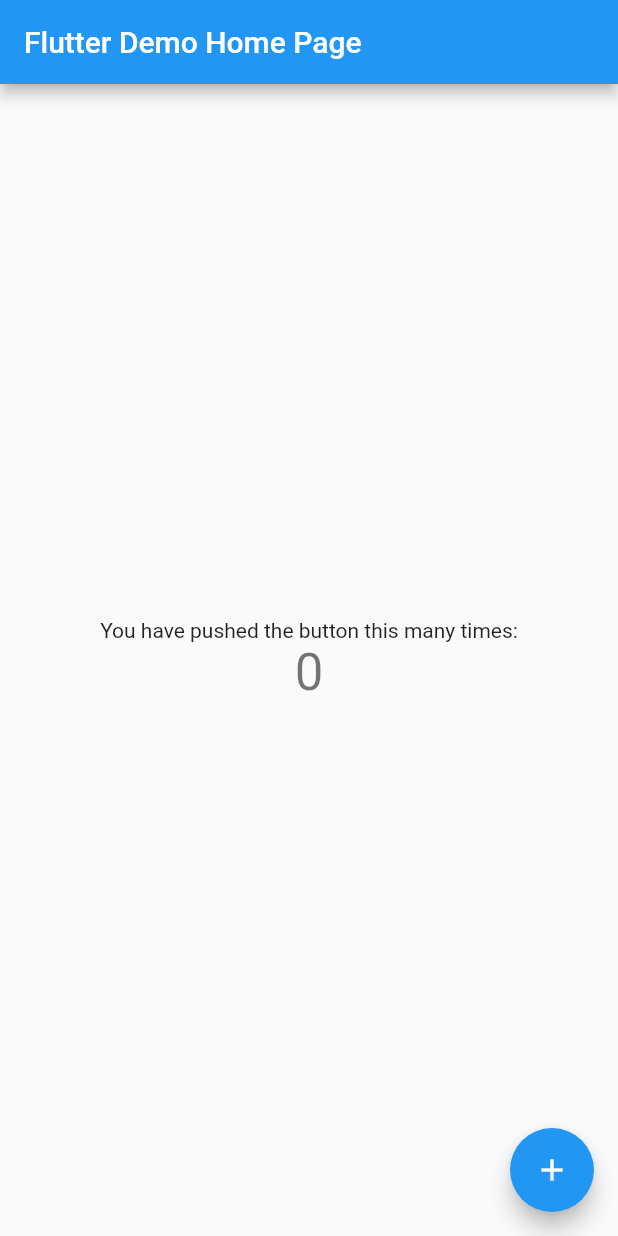
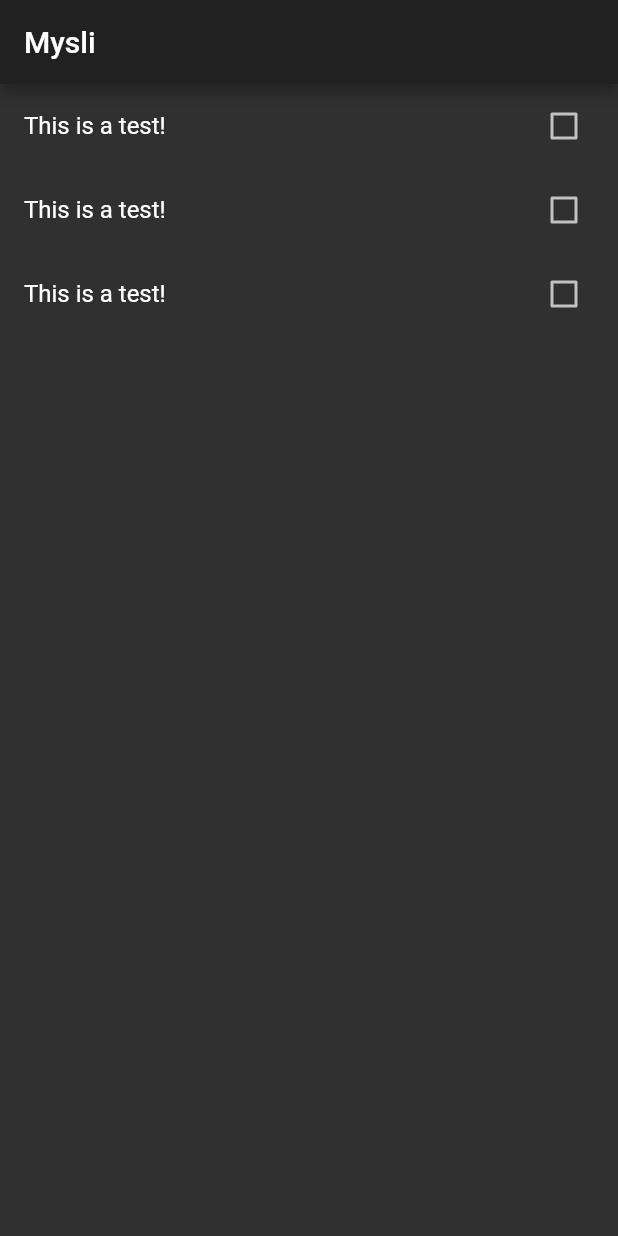
Before and after one commit to Steellow/mysli-flutter, a Flutter app: the screen it shows after launch, on a phone screen of 412 x 824 dp. Run offline on Flutter 3.47's test engine with Material 2 defaults, Android fonts, the phone set to English and light mode, and no system bars.

Commit message:
Hardcore MVP ui

```diff
--- a/lib/main.dart
+++ b/lib/main.dart
@@ -1,113 +1,21 @@
 import 'package:flutter/material.dart';
+import 'package:mysli/ui/screens/home_screen/home_page.dart';
 
 void main() {
   runApp(MyApp());
 }
 
 class MyApp extends StatelessWidget {
-  // This widget is the root of your application.
   @override
   Widget build(BuildContext context) {
     return MaterialApp(
-      title: 'Flutter Demo',
+      title: 'Mysli',
       theme: ThemeData(
-        // This is the theme of your application.
-        //
-        // Try running your application with "flutter run". You'll see the
-        // application has a blue toolbar. Then, without quitting the app, try
-        // changing the primarySwatch below to Colors.green and then invoke
-        // "hot reload" (press "r" in the console where you ran "flutter run",
-        // or simply save your changes to "hot reload" in a Flutter IDE).
-        // Notice that the counter didn't reset back to zero; the application
-        // is not restarted.
-        primarySwatch: Colors.blue,
+        primarySwatch: Colors.red,
+        brightness: Brightness.dark,
       ),
-      home: MyHomePage(title: 'Flutter Demo Home Page'),
+      themeMode: ThemeMode.dark,
+      home: HomePage(),
     );
   }
 }
-
-class MyHomePage extends StatefulWidget {
-  MyHomePage({Key key, this.title}) : super(key: key);
-
-  // This widget is the home page of your application. It is stateful, meaning
-  // that it has a State object (defined below) that contains fields that affect
-  // how it looks.
-
-  // This class is the configuration for the state. It holds the values (in this
-  // case the title) provided by the parent (in this case the App widget) and
-  // used by the build method of the State. Fields in a Widget subclass are
-  // always marked "final".
-
-  final String title;
-
-  @override
-  _MyHomePageState createState() => _MyHomePageState();
-}
-
-class _MyHomePageState extends State<MyHomePage> {
-  int _counter = 0;
-
-  void _incrementCounter() {
-    setState(() {
-      // This call to setState tells the Flutter framework that something has
-      // changed in this State, which causes it to rerun the build method below
-      // so that the display can reflect the updated values. If we changed
-      // _counter without calling setState(), then the build method would not be
-      // called again, and so nothing would appear to happen.
-      _counter++;
-    });
-  }
-
-  @override
-  Widget build(BuildContext context) {
-    // This method is rerun every time setState is called, for instance as done
-    // by the _incrementCounter method above.
-    //
-    // The Flutter framework has been optimized to make rerunning build methods
-    // fast, so that you can just rebuild anything that needs updating rather
-    // than having to individually change instances of widgets.
-    return Scaffold(
-      appBar: AppBar(
-        // Here we take the value from the MyHomePage object that was created by
-        // the App.build method, and use it to set our appbar title.
-        title: Text(widget.title),
-      ),
-      body: Center(
-        // Center is a layout widget. It takes a single child and positions it
-        // in the middle of the parent.
-        child: Column(
-          // Column is also a layout widget. It takes a list of children and
-          // arranges them vertically. By default, it sizes itself to fit its
-          // children horizontally, and tries to be as tall as its parent.
-          //
-          // Invoke "debug painting" (press "p" in the console, choose the
-          // "Toggle Debug Paint" action from the Flutter Inspector in Android
-          // Studio, or the "Toggle Debug Paint" command in Visual Studio Code)
-          // to see the wireframe for each widget.
-          //
-          // Column has various properties to control how it sizes itself and
-          // how it positions its children. Here we use mainAxisAlignment to
-          // center the children vertically; the main axis here is the vertical
-          // axis because Columns are vertical (the cross axis would be
-          // horizontal).
-          mainAxisAlignment: MainAxisAlignment.center,
-          children: <Widget>[
-            Text(
-              'You have pushed the button this many times:',
-            ),
-            Text(
-              '$_counter',
-              style: Theme.of(context).textTheme.headline4,
-            ),
-          ],
-        ),
-      ),
-      floatingActionButton: FloatingActionButton(
-        onPressed: _incrementCounter,
-        tooltip: 'Increment',
-        child: Icon(Icons.add),
-      ), // This trailing comma makes auto-formatting nicer for build methods.
-    );
-  }
-}
--- /dev/null
+++ b/lib/ui/screens/home_screen/home_page.dart
@@ -0,0 +1,20 @@
+import 'package:flutter/material.dart';
+import 'package:mysli/ui/screens/home_screen/list_view_item.dart';
+
+class HomePage extends StatelessWidget {
+  @override
+  Widget build(BuildContext context) {
+    return Scaffold(
+      appBar: AppBar(
+        title: Text("Mysli"),
+      ),
+      body: ListView(
+        children: [
+          ListViewItem(),
+          ListViewItem(),
+          ListViewItem(),
+        ],
+      ),
+    );
+  }
+}
--- /dev/null
+++ b/lib/ui/screens/home_screen/list_view_item.dart
@@ -0,0 +1,23 @@
+import 'package:flutter/material.dart';
+
+class ListViewItem extends StatefulWidget {
+  @override
+  _ListViewItemState createState() => _ListViewItemState();
+}
+
+class _ListViewItemState extends State<ListViewItem> {
+  bool _isSelected = false;
+
+  @override
+  Widget build(BuildContext context) {
+    return CheckboxListTile(
+      title: const Text("This is a test!"),
+      value: _isSelected,
+      onChanged: (bool newValue) {
+        setState(() {
+          _isSelected = newValue;
+        });
+      },
+    );
+  }
+}
```
Also changed, not shown: 1 other file.
